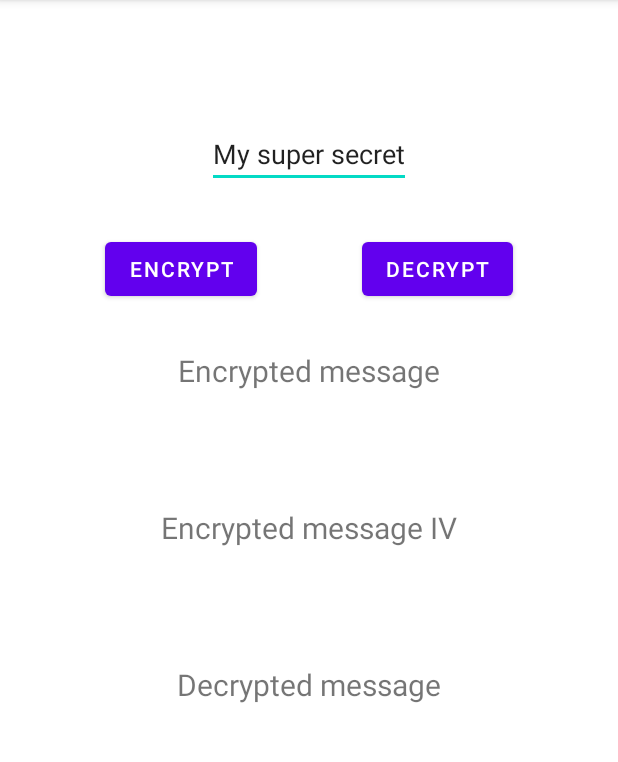
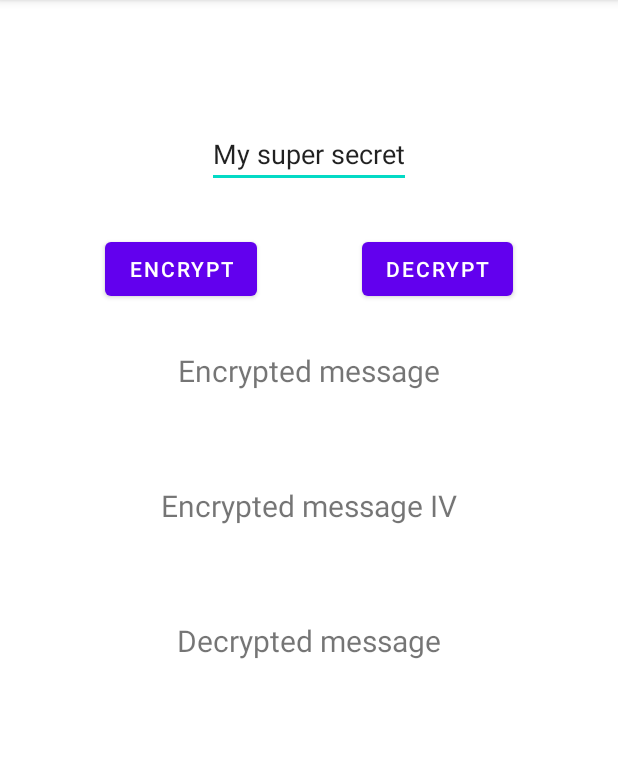
Before and after one commit to superjeffcplusplus/DAA_keystore, an Android app: the screen it shows after launch (MainActivity), on a phone screen of 412 x 824 dp, the part 84-846 px from its top. Run offline under Robolectric (Android 15) with nearby library versions, the phone set to English and light mode, and no system bars; 7 statements that could not run were skipped.

Commit message:
reduce margins

```diff
--- a/app/src/main/res/layout/activity_main.xml
+++ b/app/src/main/res/layout/activity_main.xml
@@ -52,7 +52,7 @@
     <TextView
         android:id="@+id/encrypted_msg"
         android:layout_width="wrap_content"
-        android:layout_marginTop="20dp"
+        android:layout_marginTop="5dp"
         android:textSize="20sp"
         android:layout_height="wrap_content"
         app:layout_constraintEnd_toEndOf="parent"
@@ -75,7 +75,7 @@
     <TextView
         android:id="@+id/encrypted_msg_iv"
         android:layout_width="wrap_content"
-        android:layout_marginTop="20dp"
+        android:layout_marginTop="5dp"
         android:textSize="20sp"
         android:layout_height="wrap_content"
         app:layout_constraintEnd_toEndOf="parent"
@@ -98,7 +98,7 @@
     <TextView
         android:id="@+id/decrypted_msg"
         android:textSize="20sp"
-        android:layout_marginTop="20dp"
+        android:layout_marginTop="5dp"
         android:layout_width="wrap_content"
         android:layout_height="wrap_content"
         app:layout_constraintEnd_toEndOf="parent"
```
